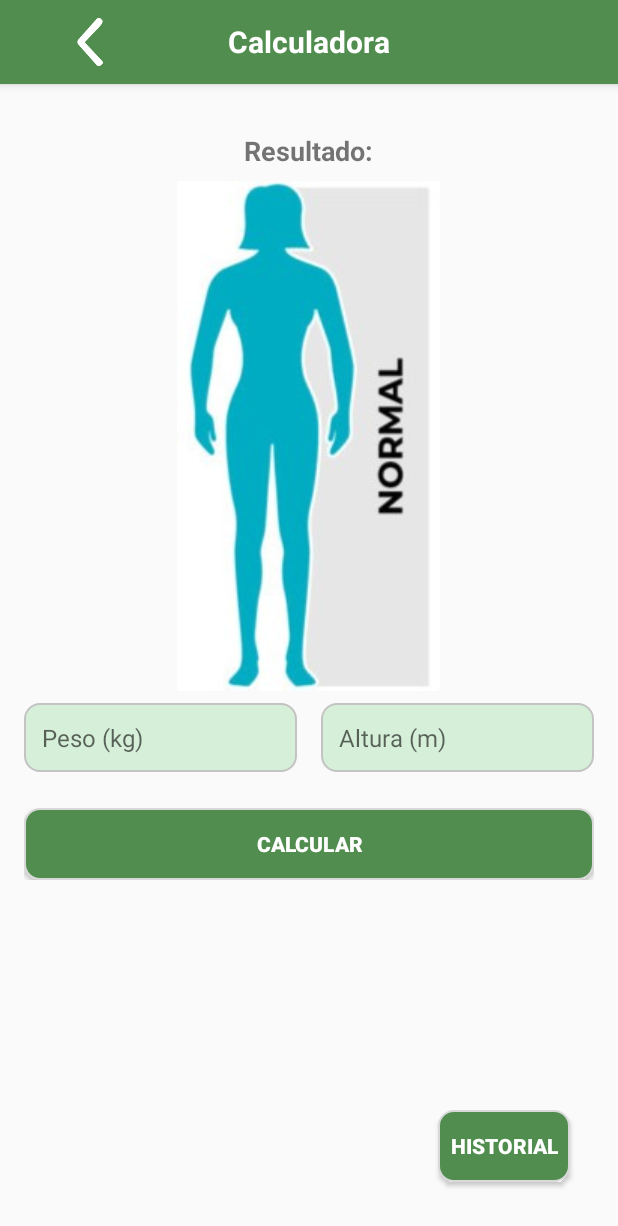
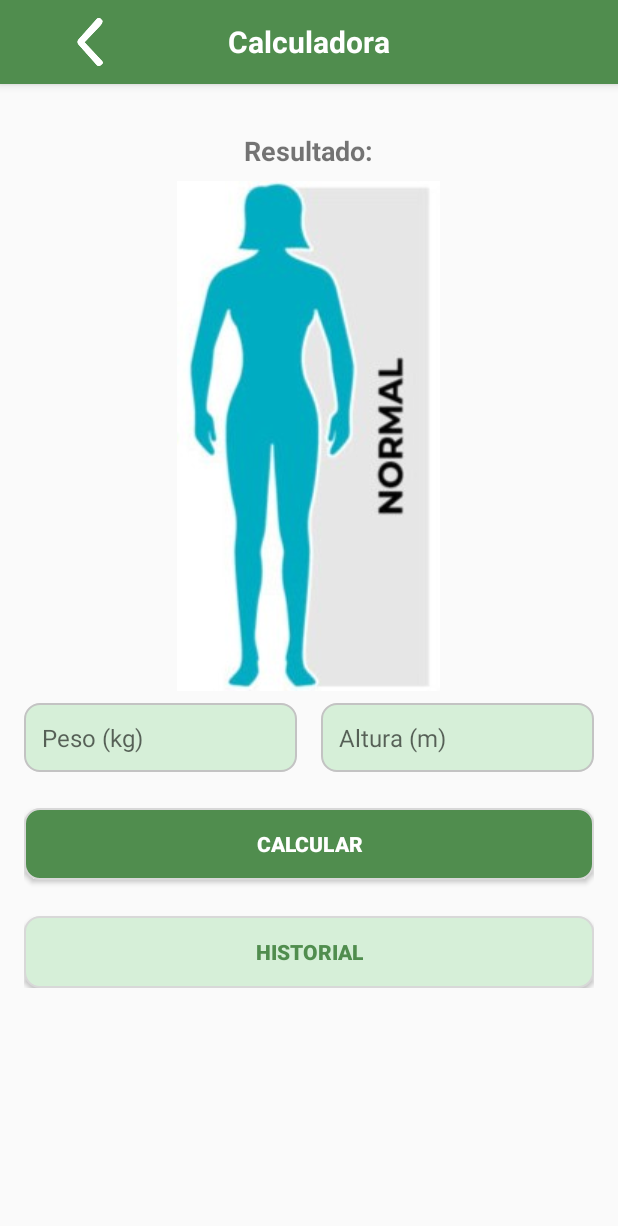
Before and after one commit to yorth21/caltulator-bmi, an Android app: the MainActivity screen opened directly, with no data from a screen before it, on a phone screen of 412 x 824 dp. Shown: the top 1226 px of the screen. Run offline under Robolectric (Android 15) with nearby library versions, the phone set to English and light mode, and no system bars; 1 statement that could not run was skipped.

Commit message:
fix: button record

```diff
--- a/app/src/main/java/com/nassican/splashcalculatorapp/MainActivity.kt
+++ b/app/src/main/java/com/nassican/splashcalculatorapp/MainActivity.kt
@@ -1,5 +1,6 @@
 package com.nassican.splashcalculatorapp
 
+import android.annotation.SuppressLint
 import android.content.Intent
 import android.os.Bundle
 import android.widget.Button
@@ -65,6 +66,12 @@ class MainActivity : AppCompatActivity() {
             val systemBars = insets.getInsets(WindowInsetsCompat.Type.systemBars())
             v.setPadding(systemBars.left, systemBars.top, systemBars.right, systemBars.bottom)
             insets
+        }
+
+        findViewById<Button>(R.id.buttonViewHistory).setOnClickListener {
+            val intent = Intent(this, IMCHistoryActivity::class.java)
+            intent.putExtra("USER_ID", userId)
+            startActivity(intent)
         }
     }
 
@@ -150,9 +157,9 @@ class MainActivity : AppCompatActivity() {
             )
 
             val category = bmiCategories.entries.find { bmi in it.key }?.value
-                ?: Pair(getString(R.string.unknown_category), R.color.normal)
+                ?: Pair(getString(R.string.unknown_category), R.drawable.normal)
 
-            val result = String.format(getString(R.string.bmi_result), bmi, category.first)
+            val result = String.format(getString(R.string.bmi_result), bmi)
             showResult(result, category.second)
 
         } catch (e: NumberFormatException) {
--- /dev/null
+++ b/app/src/main/res/drawable/background_dark.xml
@@ -0,0 +1,14 @@
+<?xml version="1.0" encoding="utf-8"?>
+<shape
+    xmlns:android="http://schemas.android.com/apk/res/android"
+    android:shape="rectangle"
+    android:padding="10dp">
+
+    <gradient android:type="linear" android:angle="100"
+        android:startColor="@color/secondary"
+        android:endColor="@color/secondary"/>
+
+    <stroke android:width="1dp" android:color="@color/gray_light"/>
+    <corners android:radius="10dp"/>
+
+</shape>
--- a/app/src/main/res/layout/activity_main.xml
+++ b/app/src/main/res/layout/activity_main.xml
@@ -51,21 +51,6 @@
         android:layout_height="match_parent"
         android:padding="16dp"
         app:layout_behavior="com.google.android.material.appbar.AppBarLayout$ScrollingViewBehavior">
-
-        <Button
-            android:id="@+id/buttonViewHistory"
-            android:layout_width="wrap_content"
-            android:layout_height="wrap_content"
-            android:layout_marginRight="16dp"
-            android:textStyle="bold"
-            android:layout_marginBottom="20dp"
-            android:background="@drawable/background"
-            android:text="@string/btn_records"
-            android:textColor="@color/white"
-            app:layout_constraintBottom_toBottomOf="parent"
-            app:layout_constraintEnd_toEndOf="parent"
-            app:layout_constraintHorizontal_bias="1.0" />
-
 
         <LinearLayout
             android:id="@+id/linearLayout"
@@ -156,6 +141,18 @@
                 android:layout_weight="1"
                 android:text="@string/btn_calculate_imc" />
 
+            <Button
+                android:id="@+id/buttonViewHistory"
+                android:layout_width="match_parent"
+                android:layout_height="0dp"
+                android:padding="12dp"
+                android:textStyle="bold"
+                android:textColor="@color/primary"
+                android:background="@drawable/background_dark"
+                android:layout_marginTop="24dp"
+                android:layout_weight="1"
+                android:text="@string/btn_records" />
+
         </LinearLayout>
 
     </androidx.constraintlayout.widget.ConstraintLayout>
--- a/app/src/main/res/values/strings.xml
+++ b/app/src/main/res/values/strings.xml
@@ -13,7 +13,7 @@
     <string name="error_empty_fields">Por favor, ingresa peso y altura</string>
     <string name="error_invalid_values">Peso y altura deben ser mayores que cero</string>
     <string name="error_numeric_values">Por favor, ingresa valores numéricos válidos</string>
-    <string name="bmi_result">Tu IMC es %.2f - %s</string>
+    <string name="bmi_result">Tu IMC es %.2f</string>
     <string name="unknown_category">Categoría desconocida</string>
     <string name="bmi_underweight">Bajo peso</string>
     <string name="bmi_normal">Peso normal</string>
```
Also changed, not shown: 1 other file.
